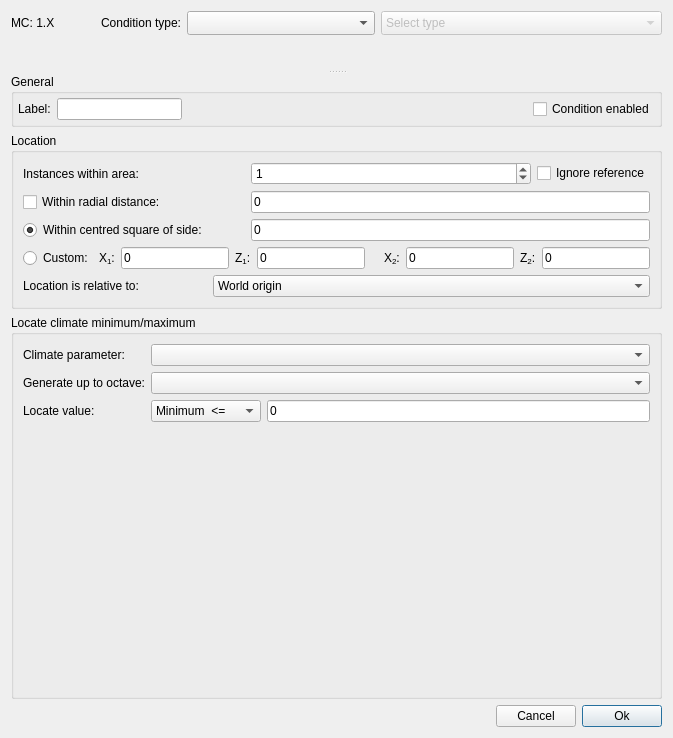
The window that src/conditiondialog.ui (Cubitect/cubiomes-viewer) describes before a commit, drawn with Qt 5.
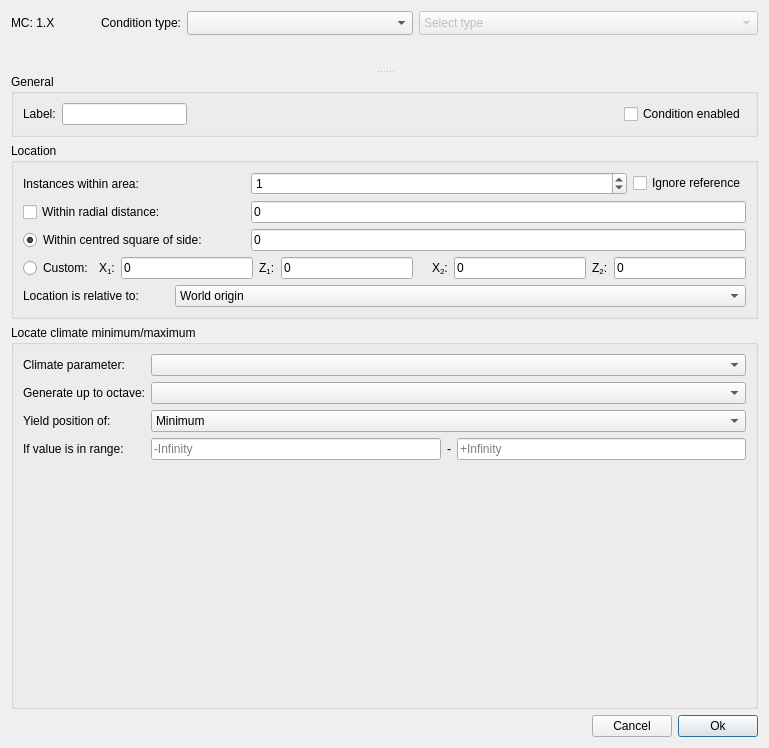
The same window after the commit. The open tabs and pages were chosen to show the change. Icons and pictures are not drawn. Custom widgets are drawn as their Qt base class.

Commit message: UI tweaks * moved all editor menus to the "Edit" menu * moved biome color import/export options to biome color editor * tweaked widget size controls * changed climate extreme filter to look for a range rather than min/max

```diff
--- a/src/conditiondialog.ui
+++ b/src/conditiondialog.ui
@@ -20,12 +20,6 @@
          <verstretch>0</verstretch>
         </sizepolicy>
        </property>
-       <property name="minimumSize">
-        <size>
-         <width>160</width>
-         <height>0</height>
-        </size>
-       </property>
        <property name="sizeAdjustPolicy">
         <enum>QComboBox::AdjustToMinimumContentsLengthWithIcon</enum>
        </property>
@@ -104,18 +98,6 @@
           <string>General</string>
          </property>
          <layout class="QGridLayout" name="gridLayout_9">
-          <property name="leftMargin">
-           <number>4</number>
-          </property>
-          <property name="topMargin">
-           <number>4</number>
-          </property>
-          <property name="rightMargin">
-           <number>4</number>
-          </property>
-          <property name="bottomMargin">
-           <number>4</number>
-          </property>
           <item row="0" column="5">
            <widget class="QCheckBox" name="checkEnabled">
             <property name="text">
@@ -182,7 +164,139 @@
           <string>Location</string>
          </property>
          <layout class="QGridLayout" name="gridLayout">
-          <item row="3" column="3">
+          <item row="5" column="1" colspan="6">
+           <layout class="QHBoxLayout" name="horizontalLayout">
+            <item>
+             <widget class="QLabel" name="labelX1">
+              <property name="toolTip">
+               <string>Lower bound (inclusive)</string>
+              </property>
+              <property name="text">
+               <string>X&lt;sub&gt;1&lt;/sub&gt;:</string>
+              </property>
+             </widget>
+            </item>
+            <item>
+             <widget class="CoordEdit" name="lineEditX1">
+              <property name="toolTip">
+               <string>Lower bound (inclusive)</string>
+              </property>
+              <property name="text">
+               <string>0</string>
+              </property>
+             </widget>
+            </item>
+            <item>
+             <widget class="QLabel" name="labelZ1">
+              <property name="toolTip">
+               <string>Lower bound (inclusive)</string>
+              </property>
+              <property name="text">
+               <string>Z&lt;sub&gt;1&lt;/sub&gt;:</string>
+              </property>
+             </widget>
+            </item>
+            <item>
+             <widget class="CoordEdit" name="lineEditZ1">
+              <property name="toolTip">
+               <string>Lower bound (inclusive)</string>
+              </property>
+              <property name="text">
+               <string>0</string>
+              </property>
+             </widget>
+            </item>
+            <item>
+             <widget class="QLabel" name="label_13">
+              <property name="text">
+               <string/>
+              </property>
+             </widget>
+            </item>
+            <item>
+             <widget class="QLabel" name="labelX2">
+              <property name="toolTip">
+               <string>Upper bound (inclusive)</string>
+              </property>
+              <property name="text">
+               <string>X&lt;sub&gt;2&lt;/sub&gt;:</string>
+              </property>
+             </widget>
+            </item>
+            <item>
+             <widget class="CoordEdit" name="lineEditX2">
+              <property name="toolTip">
+               <string>Upper bound (inclusive)</string>
+              </property>
+              <property name="text">
+               <string>0</string>
+              </property>
+             </widget>
+            </item>
+            <item>
+             <widget class="QLabel" name="labelZ2">
+              <property name="toolTip">
+               <string>Upper bound (inclusive)</string>
+              </property>
+              <property name="text">
+               <string>Z&lt;sub&gt;2&lt;/sub&gt;:</string>
+              </property>
+             </widget>
+            </item>
+            <item>
+             <widget class="CoordEdit" name="lineEditZ2">
+              <property name="toolTip">
+               <string>Upper bound (inclusive)</string>
+              </property>
+              <property name="text">
+               <string>0</string>
+              </property>
+              <property name="maxLength">
+               <number>9</number>
+              </property>
+             </widget>
+            </item>
+           </layout>
+          </item>
+          <item row="0" column="6">
+           <widget class="QCheckBox" name="checkSkipRef">
+            <property name="toolTip">
+             <string>Skip instances at exactly the relative reference location</string>
+            </property>
+            <property name="text">
+             <string>Ignore reference</string>
+            </property>
+           </widget>
+          </item>
+          <item row="3" column="5" colspan="2">
+           <widget class="QLineEdit" name="lineSquare">
+            <property name="text">
+             <string>0</string>
+            </property>
+           </widget>
+          </item>
+          <item row="2" column="5" colspan="2">
+           <widget class="QLineEdit" name="lineRadius">
+            <property name="text">
+             <string>0</string>
+            </property>
+           </widget>
+          </item>
+          <item row="5" column="0">
+           <widget class="QRadioButton" name="radioCustom">
+            <property name="text">
+             <string>Custom:</string>
+            </property>
+           </widget>
+          </item>
+          <item row="6" column="0" colspan="3">
+           <widget class="QLabel" name="labelRelative">
+            <property name="text">
+             <string>Location is relative to:</string>
+            </property>
+           </widget>
+          </item>
+          <item row="3" column="4">
            <widget class="QPushButton" name="buttonAreaInfo">
             <property name="sizePolicy">
              <sizepolicy hsizetype="Minimum" vsizetype="Fixed">
@@ -207,21 +321,29 @@
             </property>
            </widget>
           </item>
-          <item row="6" column="0" colspan="3">
-           <widget class="QLabel" name="labelRelative">
-            <property name="text">
-             <string>Location is relative to:</string>
+          <item row="0" column="5">
+           <widget class="SpinInstances" name="spinBox">
+            <property name="sizePolicy">
+             <sizepolicy hsizetype="Expanding" vsizetype="Fixed">
+              <horstretch>0</horstretch>
+              <verstretch>0</verstretch>
+             </sizepolicy>
             </property>
-           </widget>
-          </item>
-          <item row="2" column="0" colspan="3">
-           <widget class="QCheckBox" name="checkRadius">
-            <property name="text">
-             <string>Within radial distance: </string>
+            <property name="specialValueText">
+             <string>0 (exclude)</string>
             </property>
+            <property name="minimum">
+             <number>0</number>
+            </property>
+            <property name="maximum">
+             <number>99</number>
+            </property>
+            <property name="value">
+             <number>1</number>
+            </property>
            </widget>
           </item>
-          <item row="6" column="3" colspan="3">
+          <item row="6" column="3" colspan="4">
            <widget class="QComboBox" name="comboBoxRelative">
             <property name="sizeAdjustPolicy">
              <enum>QComboBox::AdjustToContentsOnFirstShow</enum>
@@ -233,7 +355,7 @@
             </item>
            </widget>
           </item>
-          <item row="3" column="0" colspan="3">
+          <item row="3" column="0" colspan="4">
            <widget class="QRadioButton" name="radioSquare">
             <property name="text">
              <string>Within centred square of side:</string>
@@ -243,160 +365,20 @@
             </property>
            </widget>
           </item>
-          <item row="0" column="0" colspan="3">
+          <item row="2" column="0" colspan="4">
+           <widget class="QCheckBox" name="checkRadius">
+            <property name="text">
+             <string>Within radial distance:</string>
+            </property>
+           </widget>
+          </item>
+          <item row="0" column="0" colspan="4">
            <widget class="QLabel" name="labelSpinBox">
             <property name="text">
              <string>Instances within area:</string>
             </property>
            </widget>
           </item>
-          <item row="0" column="5">
-           <widget class="QCheckBox" name="checkSkipRef">
-            <property name="toolTip">
-             <string>Skip instances at exactly the relative reference location</string>
-            </property>
-            <property name="text">
-             <string>Ignore reference</string>
-            </property>
-           </widget>
-          </item>
-          <item row="3" column="4" colspan="2">
-           <widget class="QLineEdit" name="lineSquare">
-            <property name="text">
-             <string>0</string>
-            </property>
-           </widget>
-          </item>
-          <item row="2" column="4" colspan="2">
-           <widget class="QLineEdit" name="lineRadius">
-            <property name="text">
-             <string>0</string>
-            </property>
-           </widget>
-          </item>
-          <item row="5" column="0">
-           <widget class="QRadioButton" name="radioCustom">
-            <property name="text">
-             <string>Custom:</string>
-            </property>
-           </widget>
-          </item>
-          <item row="0" column="4">
-           <widget class="SpinInstances" name="spinBox">
-            <property name="sizePolicy">
-             <sizepolicy hsizetype="Expanding" vsizetype="Fixed">
-              <horstretch>0</horstretch>
-              <verstretch>0</verstretch>
-             </sizepolicy>
-            </property>
-            <property name="specialValueText">
-             <string>0 (exclude)</string>
-            </property>
-            <property name="minimum">
-             <number>0</number>
-            </property>
-            <property name="maximum">
-             <number>99</number>
-            </property>
-            <property name="value">
-             <number>1</number>
-            </property>
-           </widget>
-          </item>
-          <item row="5" column="1" colspan="5">
-           <layout class="QHBoxLayout" name="horizontalLayout">
-            <item>
-             <widget class="QLabel" name="labelX1">
-              <property name="toolTip">
-               <string>Lower bound (inclusive)</string>
-              </property>
-              <property name="text">
-               <string>X&lt;sub&gt;1&lt;/sub&gt;:</string>
-              </property>
-             </widget>
-            </item>
-            <item>
-             <widget class="CoordEdit" name="lineEditX1">
-              <property name="toolTip">
-               <string>Lower bound (inclusive)</string>
-              </property>
-              <property name="text">
-               <string>0</string>
-              </property>
-             </widget>
-            </item>
-            <item>
-             <widget class="QLabel" name="labelZ1">
-              <property name="toolTip">
-               <string>Lower bound (inclusive)</string>
-              </property>
-              <property name="text">
-               <string>Z&lt;sub&gt;1&lt;/sub&gt;:</string>
-              </property>
-             </widget>
-            </item>
-            <item>
-             <widget class="CoordEdit" name="lineEditZ1">
-              <property name="toolTip">
-               <string>Lower bound (inclusive)</string>
-              </property>
-              <property name="text">
-               <string>0</string>
-              </property>
-             </widget>
-            </item>
-            <item>
-             <widget class="QLabel" name="label_13">
-              <property name="text">
-               <string/>
-              </property>
-             </widget>
-            </item>
-            <item>
-             <widget class="QLabel" name="labelX2">
-              <property name="toolTip">
-               <string>Upper bound (inclusive)</string>
-              </property>
-              <property name="text">
-               <string>X&lt;sub&gt;2&lt;/sub&gt;:</string>
-              </property>
-             </widget>
-            </item>
-            <item>
-             <widget class="CoordEdit" name="lineEditX2">
-              <property name="toolTip">
-               <string>Upper bound (inclusive)</string>
-              </property>
-              <property name="text">
-               <string>0</string>
-              </property>
-             </widget>
-            </item>
-            <item>
-             <widget class="QLabel" name="labelZ2">
-              <property name="toolTip">
-               <string>Upper bound (inclusive)</string>
-              </property>
-              <property name="text">
-               <string>Z&lt;sub&gt;2&lt;/sub&gt;:</string>
-              </property>
-             </widget>
-            </item>
-            <item>
-             <widget class="CoordEdit" name="lineEditZ2">
-              <property name="toolTip">
-               <string>Upper bound (inclusive)</string>
-              </property>
-              <property name="text">
-               <string>0</string>
-              </property>
-              <property name="maxLength">
-               <number>9</number>
-              </property>
-             </widget>
-            </item>
-           </layout>
-          </item>
          </layout>
         </widget>
        </item>
@@ -1032,6 +1014,13 @@
               <string>Locate climate minimum/maximum</string>
              </property>
              <layout class="QGridLayout" name="gridLayout_24">
+              <item row="3" column="0">
+               <widget class="QLabel" name="label_9">
+                <property name="text">
+                 <string>If value is in range:</string>
+                </property>
+               </widget>
+              </item>
               <item row="0" column="0">
                <widget class="QLabel" name="label_8">
                 <property name="text">
@@ -1039,61 +1028,7 @@
                 </property>
                </widget>
               </item>
-              <item row="2" column="2">
-               <widget class="QLineEdit" name="lineMinMax">
-                <property name="text">
-                 <string>0</string>
-                </property>
-               </widget>
-              </item>
-              <item row="2" column="1">
-               <widget class="QComboBox" name="comboMinMax">
-                <item>
-                 <property name="text">
-                  <string>Minimum	 &lt;=</string>
-                 </property>
-                </item>
-                <item>
-                 <property name="text">
-                  <string>Maximum	 &gt;=</string>
-                 </property>
-                </item>
-                <item>
-                 <property name="text">
-                  <string>Minimum	 &gt;=</string>
-                 </property>
-                </item>
-                <item>
-                 <property name="text">
-                  <string>Maximum	 &lt;=</string>
-                 </property>
-                </item>
-               </widget>
-              </item>
-              <item row="2" column="0">
-               <widget class="QLabel" name="label_9">
-                <property name="text">
-                 <string>Locate value:</string>
-                </property>
-               </widget>
-              </item>
-              <item row="3" column="1">
-               <spacer name="verticalSpacer_5">
-                <property name="orientation">
-                 <enum>Qt::Vertical</enum>
-                </property>
-                <property name="sizeHint" stdset="0">
-                 <size>
-                  <width>20</width>
-                  <height>252</height>
-                 </size>
-                </property>
-               </spacer>
-              </item>
-              <item row="0" column="1" colspan="2">
-               <widget class="QComboBox" name="comboClimatePara"/>
-              </item>
-              <item row="1" column="1" colspan="2">
+              <item row="1" column="1" colspan="3">
                <widget class="QComboBox" name="comboOctaves">
                 <property name="font">
                  <font>
@@ -1102,6 +1037,49 @@
                 </property>
                </widget>
               </item>
+              <item row="3" column="2">
+               <widget class="QLabel" name="label_14">
+                <property name="text">
+                 <string>-</string>
+                </property>
+               </widget>
+              </item>
+              <item row="3" column="1">
+               <widget class="QLineEdit" name="lineMin">
+                <property name="toolTip">
+                 <string>&lt;html&gt;&lt;head/&gt;&lt;body&gt;&lt;p&gt;Lower bound (inclusive)&lt;/p&gt;&lt;/body&gt;&lt;/html&gt;</string>
+                </property>
+                <property name="placeholderText">
+                 <string>-Infinity</string>
+                </property>
+               </widget>
+              </item>
+              <item row="3" column="3">
+               <widget class="QLineEdit" name="lineMax">
+                <property name="toolTip">
+                 <string>&lt;html&gt;&lt;head/&gt;&lt;body&gt;&lt;p&gt;Upper bound (inclusive)&lt;/p&gt;&lt;/body&gt;&lt;/html&gt;</string>
+                </property>
+                <property name="placeholderText">
+                 <string>+Infinity</string>
+                </property>
+               </widget>
+              </item>
+              <item row="0" column="1" colspan="3">
+               <widget class="QComboBox" name="comboClimatePara"/>
+              </item>
+              <item row="5" column="1">
+               <spacer name="verticalSpacer_5">
+                <property name="orientation">
+                 <enum>Qt::Vertical</enum>
+                </property>
+                <property name="sizeHint" stdset="0">
+                 <size>
+                  <width>20</width>
+                  <height>252</height>
+                 </size>
+                </property>
+               </spacer>
+              </item>
               <item row="1" column="0">
                <widget class="QLabel" name="label_12">
                 <property name="text">
@@ -1109,6 +1087,27 @@
                 </property>
                </widget>
               </item>
+              <item row="2" column="1" colspan="3">
+               <widget class="QComboBox" name="comboMinMax">
+                <item>
+                 <property name="text">
+                  <string>Minimum</string>
+                 </property>
+                </item>
+                <item>
+                 <property name="text">
+                  <string>Maximum</string>
+                 </property>
+                </item>
+               </widget>
+              </item>
+              <item row="2" column="0">
+               <widget class="QLabel" name="label_15">
+                <property name="text">
+                 <string>Yield position of:</string>
+                </property>
+               </widget>
+              </item>
              </layout>
             </widget>
            </item>
```
Left out of the diff: 2 changed lines with no effect on the pictures. The commit also changes 34 other files.
